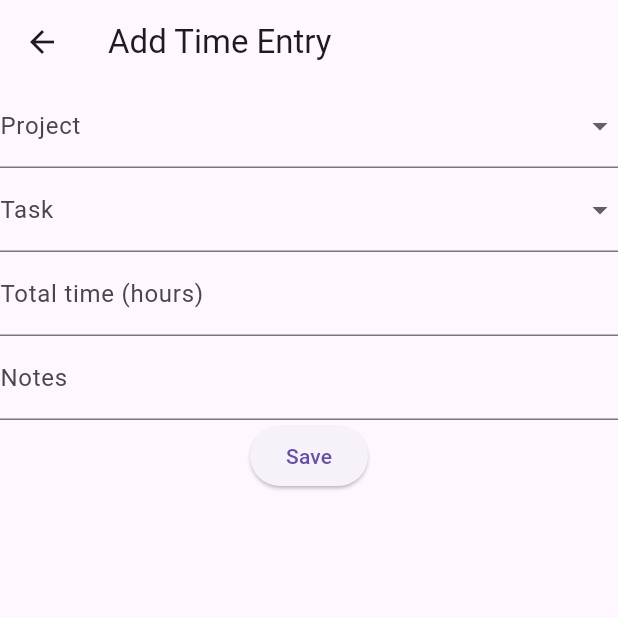
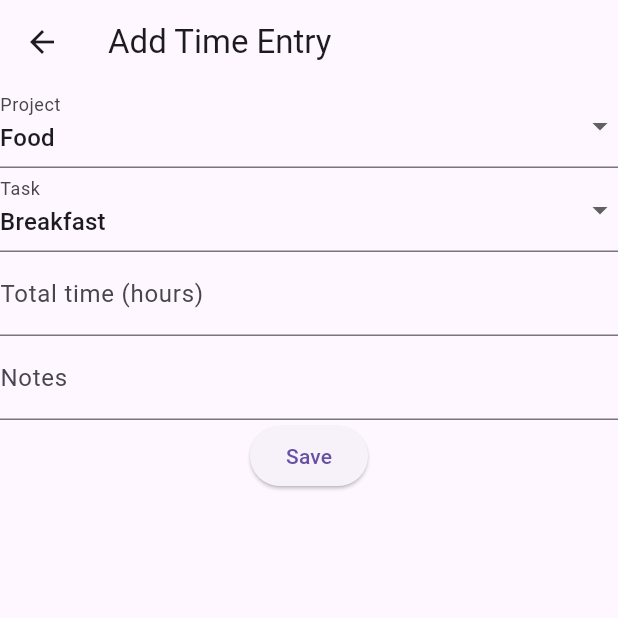
Before and after one commit to mariofhdez/time-tracker-app-for-Coursera, a Flutter app: the AddTimeEntryScreen screen opened directly, on a phone screen of 412 x 824 dp, the top half of it. Run offline on Flutter 3.47's test engine with Material 3 defaults, Android fonts, the phone set to English and light mode, and no system bars; our stand-ins replace localstorage.

Commit message:
Se ajusta el dropdown de Projects y Tasks para que traiga información desde el provider, así mismo se ajustó la lógica para que esa información sea almacenada en el registro time_entry

```diff
--- a/lib/providers/project_provider.dart
+++ b/lib/providers/project_provider.dart
@@ -7,7 +7,13 @@ import 'package:time_tracker/models/project.dart';
 class ProjectProvider with ChangeNotifier{
   final LocalStorage storage;
 
-  List<Project> _projects = [];
+  List<Project> _projects = [
+    Project(id: '1', name: 'Food'),
+    Project(id: '2', name: 'Transport'),
+    Project(id: '3', name: 'Entertainment'),
+    Project(id: '4', name: 'Office'),
+    Project(id: '5', name: 'Gym'),
+  ];
   List<Project> get projects => _projects;
 
   ProjectProvider(this.storage){
--- a/lib/providers/task_provider.dart
+++ b/lib/providers/task_provider.dart
@@ -7,7 +7,23 @@ import 'package:time_tracker/models/task.dart';
 class TaskProvider with ChangeNotifier{
   final LocalStorage storage;
 
-  List<Task> _tasks = [];
+  List<Task> _tasks = [
+    Task(id: '1', name: 'Breakfast'),
+    Task(id: '2', name: 'Lunch'),
+    Task(id: '3', name: 'Dinner'),
+    Task(id: '4', name: 'Treat'),
+    Task(id: '5', name: 'Cafe'),
+    Task(id: '6', name: 'Restaurant'),
+    Task(id: '7', name: 'Train'),
+    Task(id: '8', name: 'Vacation'),
+    Task(id: '9', name: 'Birthday'),
+    Task(id: '10', name: 'Diet'),
+    Task(id: '11', name: 'MovieNight'),
+    Task(id: '12', name: 'Tech'),
+    Task(id: '13', name: 'CarStuff'),
+    Task(id: '14', name: 'SelfCare'),
+    Task(id: '15', name: 'Streaming'),
+  ];
   List<Task> get tasks => _tasks;
 
   TaskProvider(this.storage){
--- a/lib/screens/add_time_entry_screen.dart
+++ b/lib/screens/add_time_entry_screen.dart
@@ -1,7 +1,13 @@
 import 'package:flutter/material.dart';
 import 'package:provider/provider.dart';
+import 'package:time_tracker/models/project.dart';
+import 'package:time_tracker/models/task.dart';
 import 'package:time_tracker/models/time_entry.dart';
+import 'package:time_tracker/providers/project_provider.dart';
+import 'package:time_tracker/providers/task_provider.dart';
 import 'package:time_tracker/providers/time_entry_provider.dart';
+import 'package:time_tracker/widgets/add_project_dialog.dart';
+import 'package:time_tracker/widgets/add_task_dialog.dart';
 
 class AddTimeEntryScreen extends StatefulWidget {
   @override
@@ -16,6 +22,8 @@ class _AddTimeEntryScreenState extends State<AddTimeEntryScreen> {
   DateTime date = DateTime.now();
   String notes = '';
 
+  // List<String> _dropdown
+
   @override
   Widget build(BuildContext context) {
     return Scaffold(
@@ -24,77 +32,131 @@ class _AddTimeEntryScreenState extends State<AddTimeEntryScreen> {
         key: _formKey,
         child: Column(
           children: <Widget>[
-            // Consumer<ProjectProvider>(
-            //   builder: (context, provider, child) {
-            //     return DropdownButtonFormField<String>(
-            //       value: projectId,
-            //       onChanged: (String? newValue) {
-            //         setState(() {
-            //           projectId = newValue!;
-            //         });
-            //       },
-            //       decoration: InputDecoration(labelText: 'Project'),
-            //       // items: <Project>[],
-            //       items:
-            //           <String>[
-            //             'Project 1',
-            //             'Project 2',
-            //             'Project 3',
-            //           ].map<DropdownMenuItem<String>>((String value) {
-            //             return DropdownMenuItem<String>(
-            //               value: value,
-            //               child: Text(value),
-            //             );
-            //           }).toList(),
-            //     );
-            //   },
-            // ),
-            DropdownButtonFormField<String>(
-              value: projectId,
-              onChanged: (String? newValue) {
-                setState(() {
-                  projectId = newValue!;
-                });
-              },
+            Consumer<ProjectProvider>(
+              builder: (context, provider, child) {
+                List<Project> projects = provider.projects;
+                return DropdownButtonFormField<Project>(
+                  value: projects.first,
                   decoration: InputDecoration(labelText: 'Project'),
-              // items: <Project>[],
                   items:
-                  <String>[
-                    'Project 1',
-                    'Project 2',
-                    'Project 3',
-                  ].map<DropdownMenuItem<String>>((String value) {
-                    return DropdownMenuItem<String>(
-                      value: value,
-                      child: Text(value),
+                      projects.map((Project p) {
+                        return DropdownMenuItem<Project>(
+                          value: p,
+                          child: Text(p.name),
                         );
                       }).toList(),
+                  onChanged: (value) {
+                    if (value == "Add new project") {
+                      showDialog(
+                        context: context,
+                        builder:
+                            (context) => AddProjectDialog(
+                              onAdd: (newProject) {
+                                Provider.of<ProjectProvider>(
+                                  context,
+                                  listen: false,
+                                ).addProject(newProject);
+                                Navigator.pop(context);
+                              },
                             ),
-            DropdownButtonFormField<String>(
-              value: taskId,
-              onChanged: (String? newValue) {
-                setState(() {
-                  taskId = newValue!;
-                });
+                      );
+                    }
                   },
+                  onSaved: (value) {
+                    if (value != null) {
+                      projectId = value.id;
+                    }
+                  },
+                );
+              },
+            ),
+
+            Consumer<TaskProvider>(
+              builder: (content, provider, child) {
+                List<Task> tasks = provider.tasks;
+                return DropdownButtonFormField<Task>(
+                  value: tasks.first,
                   decoration: InputDecoration(labelText: 'Task'),
                   items:
-                  <String>[
-                    'Task 1',
-                    'Task 2',
-                    'Task 3',
-                  ].map<DropdownMenuItem<String>>((String value) {
-                    return DropdownMenuItem(value: value, child: Text(value));
+                      tasks.map((Task t) {
+                        return DropdownMenuItem<Task>(
+                          value: t,
+                          child: Text(t.name),
+                        );
                       }).toList(),
+                  onChanged: (value) {
+                    if (value == "Add new task") {
+                      showDialog(
+                        context: context,
+                        builder:
+                            (context) => AddTaskDialog(
+                              onAdd: (newTask) {
+                                Provider.of<TaskProvider>(
+                                  context,
+                                  listen: false,
+                                ).addTask(newTask);
+                                Navigator.pop(context);
+                              },
                             ),
+                      );
+                    }
+                  },
+                  onSaved: (value) {
+                    if (value != null) {
+                      taskId = value.id;
+                    }
+                  },
+                );
+              },
+            ),
+
+            // DropdownButtonFormField<String>(
+            //   value: projectId,
+            //   onChanged: (String? newValue) {
+            //     setState(() {
+            //       projectId = newValue!;
+            //     });
+            //   },
+            //   decoration: InputDecoration(labelText: 'Project'),
+            //   // items: <Project>[],
+            //   items:
+            //       <String>[
+            //         'Project 1',
+            //         'Project 2',
+            //         'Project 3',
+            //       ].map<DropdownMenuItem<String>>((String value) {
+            //         return DropdownMenuItem<String>(
+            //           value: value,
+            //           child: Text(value),
+            //         );
+            //       }).toList(),
+            // ),
+
+            // DropdownButtonFormField<String>(
+            //   value: taskId,
+            //   onChanged: (String? newValue) {
+            //     setState(() {
+            //       taskId = newValue!;
+            //     });
+            //   },
+            //   decoration: InputDecoration(labelText: 'Task'),
+            //   items:
+            //       <String>[
+            //         'Task 1',
+            //         'Task 2',
+            //         'Task 3',
+            //       ].map<DropdownMenuItem<String>>((String value) {
+            //         return DropdownMenuItem(value: value, child: Text(value));
+            //       }).toList(),
+            // ),
             TextFormField(
               decoration: InputDecoration(label: Text('Total time (hours)')),
               keyboardType: TextInputType.numberWithOptions(decimal: true),
-              validator: (value){
-                if(value == null || value.isEmpty){
+              validator: (value) {
+                if (value == null || value.isEmpty) {
                   return 'Please enter total time';
                 }
-                if(double.tryParse(value)==null){
+                if (double.tryParse(value) == null) {
                   return 'Please enter a valid number';
                 }
                 return null;
@@ -103,8 +165,8 @@ class _AddTimeEntryScreenState extends State<AddTimeEntryScreen> {
             ),
             TextFormField(
               decoration: InputDecoration(label: Text('Notes')),
-              validator:(value) {
-                if(value == null || value.isEmpty){
+              validator: (value) {
+                if (value == null || value.isEmpty) {
                   return 'Please enter some notes';
                 }
                 return null;
@@ -112,15 +174,27 @@ class _AddTimeEntryScreenState extends State<AddTimeEntryScreen> {
               onSaved: (value) => notes = value!,
             ),
             ElevatedButton(
-              onPressed: (){
-                if(_formKey.currentState!.validate()){
+              onPressed: () {
+                if (_formKey.currentState!.validate()) {
                   _formKey.currentState!.save();
-                  Provider.of<TimeEntryProvider>(context, listen: false).addTimeEntry(TimeEntry(id: DateTime.now().toString(), projectId: projectId, taskId: taskId, totalTime: totalTime, date: date, notes: notes));
+                  Provider.of<TimeEntryProvider>(
+                    context,
+                    listen: false,
+                  ).addTimeEntry(
+                    TimeEntry(
+                      id: DateTime.now().toString(),
+                      projectId: projectId,
+                      taskId: taskId,
+                      totalTime: totalTime,
+                      date: date,
+                      notes: notes,
+                    ),
+                  );
                   Navigator.pop(context);
                 }
               },
               child: Text('Save'),
-            )
+            ),
           ],
         ),
       ),
```
Lines whose indentation alone changed are shown as unchanged.
